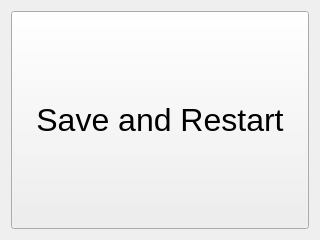
First picture: the form in linkbot_internal_dev/forms/final.ui, repository BaroboRobotics/linkbot-internal-dev, before the edit.
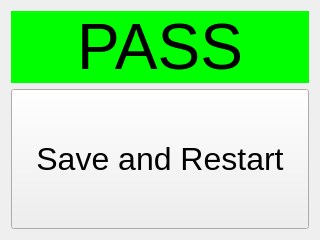
Second picture: the form after the edit.

Diff of the .ui file:
```diff
--- a/linkbot_internal_dev/forms/final.ui
+++ b/linkbot_internal_dev/forms/final.ui
@@ -14,6 +14,24 @@
    <string>Form</string>
   </property>
   <layout class="QVBoxLayout" name="verticalLayout">
+   <item>
+    <widget class="QLabel" name="label">
+     <property name="font">
+      <font>
+       <pointsize>48</pointsize>
+      </font>
+     </property>
+     <property name="styleSheet">
+      <string notr="true">background-color: rgb(0, 255, 0);</string>
+     </property>
+     <property name="text">
+      <string>PASS</string>
+     </property>
+     <property name="alignment">
+      <set>Qt::AlignCenter</set>
+     </property>
+    </widget>
+   </item>
    <item>
     <widget class="QPushButton" name="pushButton">
      <property name="sizePolicy">
```
